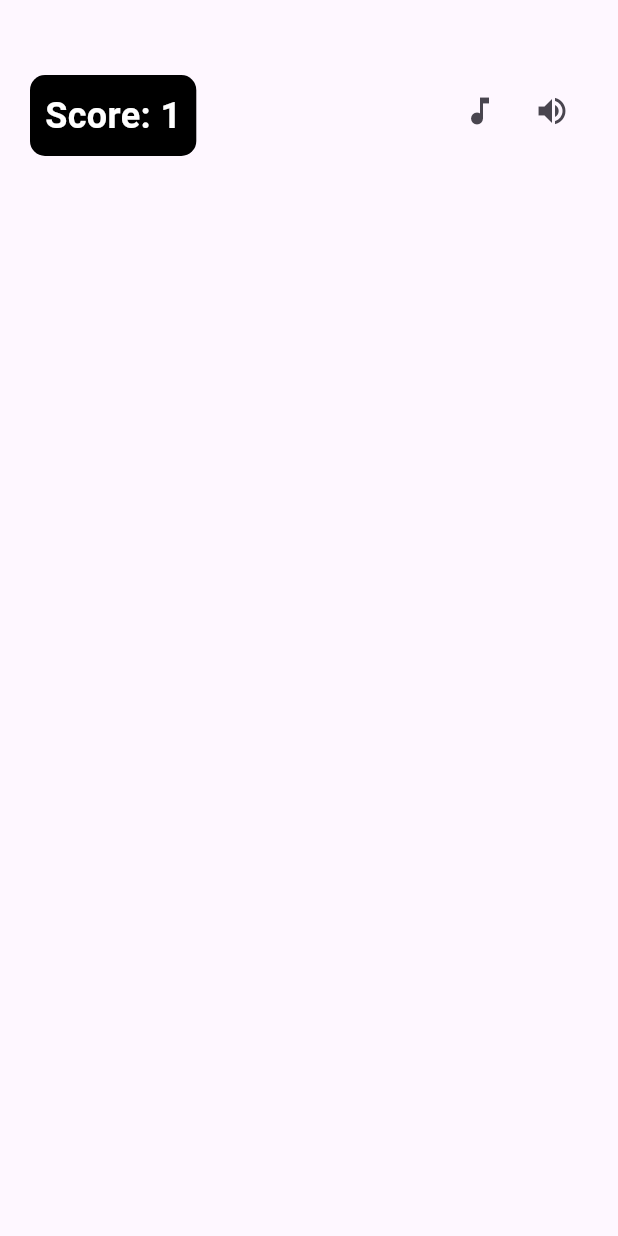
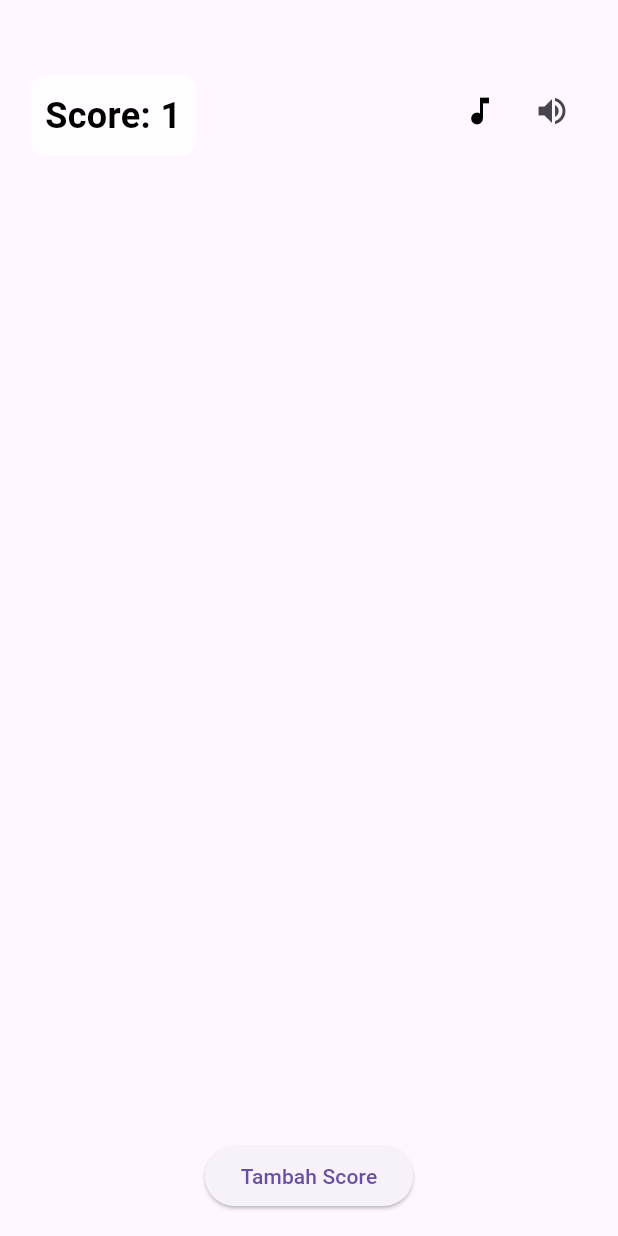
Before and after one commit to AryaPramudya898/flutter_create_game, a Flutter app: the screen it shows after launch, on a phone screen of 412 x 824 dp. Run offline on Flutter 3.47's test engine with Material 3 defaults, Android fonts, the phone set to English and light mode, and no system bars.

Commit message:
buat padding untuk tambah score

```diff
--- a/lib/game/game_screen.dart
+++ b/lib/game/game_screen.dart
@@ -1,16 +1,14 @@
-
 import 'package:flutter/material.dart';
 
 class GameScreen extends StatefulWidget {
   const GameScreen({super.key});
 
   @override
-  State<GameScreen> createState() => _GameScreenState();
+  State<GameScreen> createState() => _GamescreenState();
 }
 
-class _GameScreenState extends State<GameScreen> {
-  final ValueNotifier<int> counter = ValueNotifier(1);
-
+class _GamescreenState extends State<GameScreen> {
+  final ValueNotifier<int> Counter = ValueNotifier(1);
 
   @override
   void initState() {
@@ -20,7 +18,9 @@ class _GameScreenState extends State<GameScreen> {
   @override
   Widget build(BuildContext context) {
     return Scaffold(
-      body: Expanded(
+      body: Column(
+        children: [
+          Expanded(
             child: Stack(
               children: [
                 Positioned(
@@ -29,18 +29,18 @@ class _GameScreenState extends State<GameScreen> {
                   child: Container(
                     padding: const EdgeInsets.all(10),
                     decoration: BoxDecoration(
-                  color: Colors.black,
+                      color: Colors.white.withOpacity(0.7),
                       borderRadius: BorderRadius.circular(10),
                     ),
                     child: ValueListenableBuilder<int>(
-                  valueListenable: counter,
+                      valueListenable: Counter,
                       builder: (context, score, child) {
                         return Text(
                           'Score: $score',
                           style: const TextStyle(
-                        color: Colors.white,
                             fontSize: 24,
                             fontWeight: FontWeight.bold,
+                            color: Colors.black,
                           ),
                         );
                       },
@@ -54,19 +54,35 @@ class _GameScreenState extends State<GameScreen> {
                   child: Row(
                     children: [
                       IconButton(
-                    icon: const Icon(Icons.music_note),
-                    onPressed: () {},
+                        icon: const Icon(Icons.music_note, color: Colors.black),
+                        onPressed: () {
+                          // Handle volume up action
+                        },
                       ),
                       IconButton(
                         icon: const Icon(Icons.volume_up),
-                    onPressed: () {},
+                        onPressed: () {
+                          // Handle volume off action
+                        },
                       ),
                     ],
                   ),
                 ),
               ],
             ),
-      ), //
+          ),
+          Padding(
+    padding: const EdgeInsets.all(16),
+    child: ElevatedButton(
+      onPressed: () {
+        Counter.value++;
+      },
+      child: const Text("Tambah Score"),
+    ),
+ ),
+ // posisi paling bawah pada widget array column
+        ],
+      ),
     );
   }
 }
```
Lines whose indentation alone changed are shown as unchanged.
